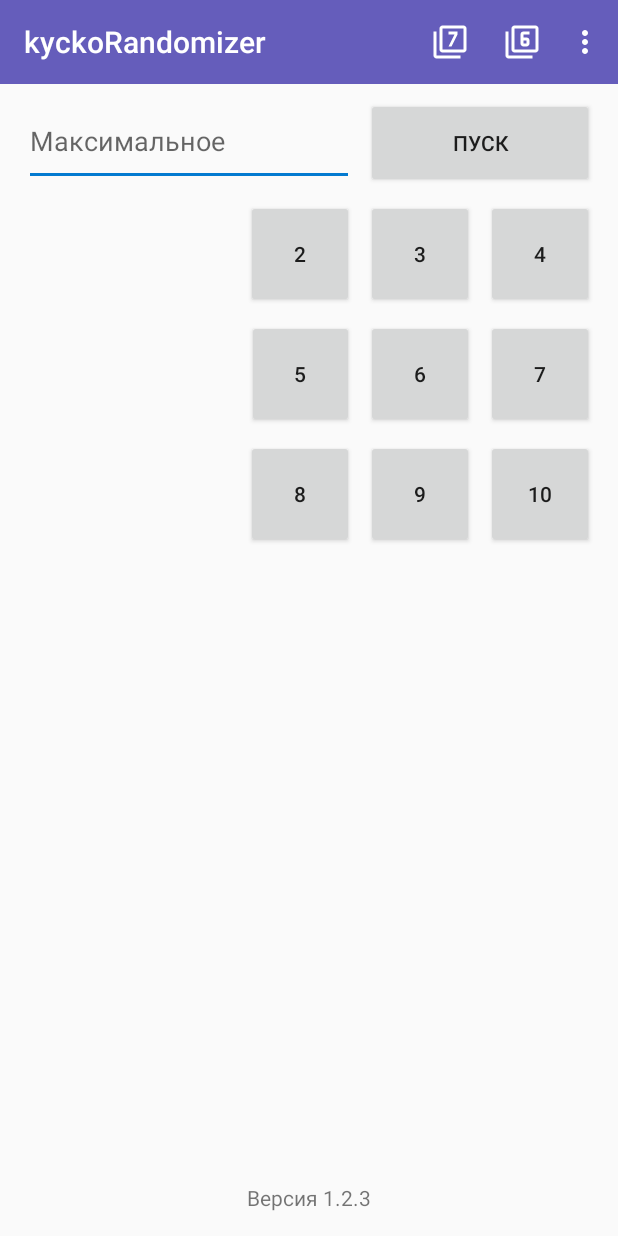
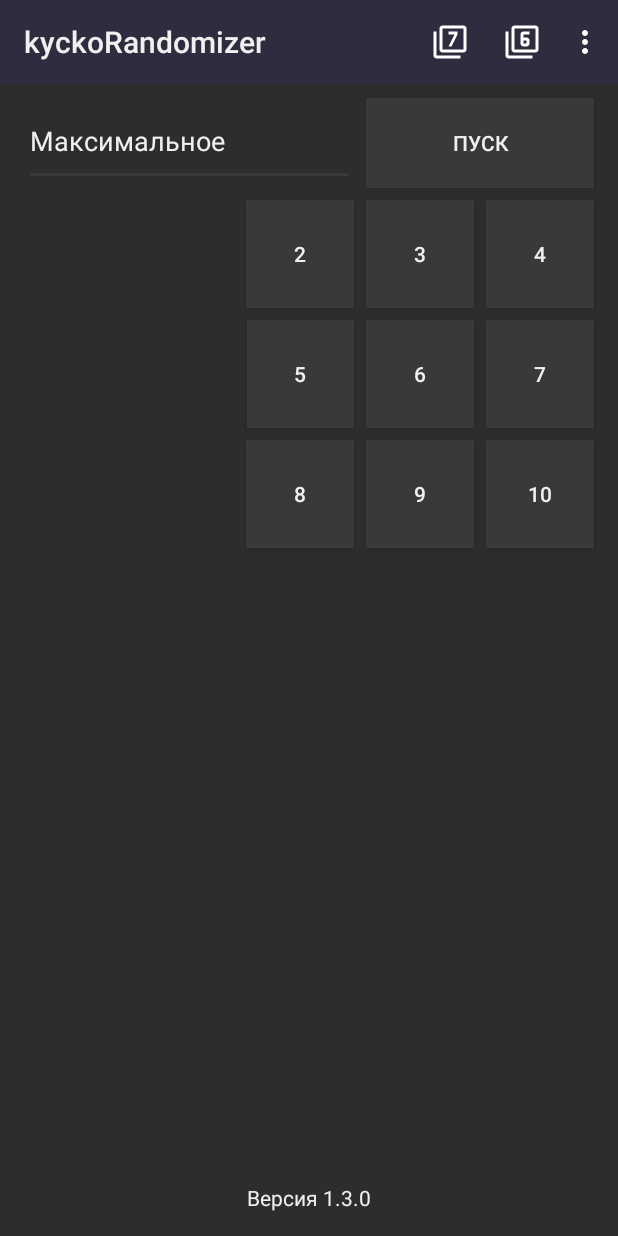
Before and after one commit to Kycko/kyckoRandomizer, an Android app: the screen it shows after launch (MainActivity), on a phone screen of 412 x 824 dp. Run offline under Robolectric (Android 15) with nearby library versions, the phone set to English and light mode, and no system bars.

Commit message:
dark colors! v. 1.3.0

```diff
--- a/app/src/main/res/layout/activity_int_randomizer_result.xml
+++ b/app/src/main/res/layout/activity_int_randomizer_result.xml
@@ -17,7 +17,7 @@
         android:layout_marginTop="72dp"
         android:fontFamily="@font/ubuntu_condensed_regular"
         android:text="0"
-        android:textColor="@color/colorLightBlue"
+        android:textColor="@color/text_color_primary"
         android:textSize="120sp"
         app:layout_constraintEnd_toEndOf="parent"
         app:layout_constraintStart_toStartOf="parent"
@@ -30,6 +30,7 @@
         android:layout_marginEnd="16dp"
         android:layout_marginStart="16dp"
         android:layout_marginTop="8dp"
+        android:background="@color/colorAccent"
         android:fontFamily="@font/ubuntu_condensed_regular"
         android:onClick="buttonIntRandomizerResultRefreshPressed"
         android:text="@string/button_int_randomizer_result_refresh"
--- a/app/src/main/res/layout/activity_main.xml
+++ b/app/src/main/res/layout/activity_main.xml
@@ -15,12 +15,13 @@
         android:id="@+id/input_max_num"
         android:layout_width="0dp"
         android:layout_height="60dp"
-        android:layout_marginEnd="8dp"
         android:layout_marginStart="16dp"
         android:layout_marginTop="8dp"
+        android:layout_marginEnd="8dp"
         android:ems="10"
         android:hint="@string/input_max_num__hint"
         android:inputType="number"
+        android:textColorHint="@color/text_color_primary"
         app:layout_constraintEnd_toStartOf="@+id/button_get_from_input"
         app:layout_constraintStart_toStartOf="parent"
         app:layout_constraintTop_toBottomOf="@+id/toolbar" />
@@ -30,6 +31,7 @@
         android:layout_width="152dp"
         android:layout_height="60dp"
         android:layout_marginEnd="16dp"
+        android:background="@color/colorAccent"
         android:onClick="buttonGetFromInputPressed"
         android:text="@string/go_and_start"
         app:layout_constraintBaseline_toBaselineOf="@+id/input_max_num"
@@ -41,6 +43,7 @@
         android:layout_height="72dp"
         android:layout_marginEnd="8dp"
         android:layout_marginTop="8dp"
+        android:background="@color/colorAccent"
         android:onClick="NumButtonPressed"
         android:text="2"
         app:layout_constraintEnd_toStartOf="@+id/button3"
@@ -51,6 +54,7 @@
         android:layout_width="72dp"
         android:layout_height="72dp"
         android:layout_marginEnd="8dp"
+        android:background="@color/colorAccent"
         android:onClick="NumButtonPressed"
         android:text="3"
         app:layout_constraintBaseline_toBaselineOf="@+id/button2"
@@ -61,6 +65,7 @@
         android:layout_width="72dp"
         android:layout_height="72dp"
         android:layout_marginEnd="16dp"
+        android:background="@color/colorAccent"
         android:onClick="NumButtonPressed"
         android:text="4"
         app:layout_constraintBaseline_toBaselineOf="@+id/button3"
@@ -72,6 +77,7 @@
         android:layout_height="72dp"
         android:layout_marginEnd="8dp"
         android:layout_marginTop="8dp"
+        android:background="@color/colorAccent"
         android:onClick="NumButtonPressed"
         android:text="5"
         app:layout_constraintEnd_toStartOf="@+id/button6"
@@ -82,6 +88,7 @@
         android:layout_width="72dp"
         android:layout_height="72dp"
         android:layout_marginEnd="8dp"
+        android:background="@color/colorAccent"
         android:onClick="NumButtonPressed"
         android:text="6"
         app:layout_constraintBaseline_toBaselineOf="@+id/button5"
@@ -92,6 +99,7 @@
         android:layout_width="72dp"
         android:layout_height="72dp"
         android:layout_marginEnd="16dp"
+        android:background="@color/colorAccent"
         android:onClick="NumButtonPressed"
         android:text="7"
         app:layout_constraintBaseline_toBaselineOf="@+id/button6"
@@ -103,6 +111,7 @@
         android:layout_height="72dp"
         android:layout_marginEnd="8dp"
         android:layout_marginTop="8dp"
+        android:background="@color/colorAccent"
         android:onClick="NumButtonPressed"
         android:text="8"
         app:layout_constraintEnd_toStartOf="@+id/button9"
@@ -113,6 +122,7 @@
         android:layout_width="72dp"
         android:layout_height="72dp"
         android:layout_marginEnd="8dp"
+        android:background="@color/colorAccent"
         android:onClick="NumButtonPressed"
         android:text="9"
         app:layout_constraintBaseline_toBaselineOf="@+id/button8"
@@ -123,6 +133,7 @@
         android:layout_width="72dp"
         android:layout_height="72dp"
         android:layout_marginEnd="16dp"
+        android:background="@color/colorAccent"
         android:onClick="NumButtonPressed"
         android:text="10"
         app:layout_constraintBaseline_toBaselineOf="@+id/button9"
@@ -134,6 +145,7 @@
         android:layout_height="wrap_content"
         android:layout_marginBottom="16dp"
         android:text="@string/version_lbl"
+        android:textColor="@color/text_color_primary"
         app:layout_constraintBottom_toBottomOf="parent"
         app:layout_constraintEnd_toEndOf="parent"
         app:layout_constraintStart_toStartOf="parent" />
--- a/app/src/main/res/layout/toolbar.xml
+++ b/app/src/main/res/layout/toolbar.xml
@@ -1,9 +1,10 @@
 <?xml version="1.0" encoding="utf-8"?>
 <android.support.v7.widget.Toolbar xmlns:android="http://schemas.android.com/apk/res/android"
     xmlns:app="http://schemas.android.com/apk/res-auto"
+    android:id="@+id/toolbar"
     android:layout_width="match_parent"
     android:layout_height="?android:actionBarSize"
-    android:id="@+id/toolbar"
     android:background="@color/colorPrimary"
+    android:theme="@style/ThemeOverlay.AppCompat.Dark.ActionBar"
     app:title="@string/app_name"
-    android:theme="@style/ThemeOverlay.AppCompat.Dark.ActionBar"/>
+    app:titleTextColor="@color/text_color_primary" />
--- a/app/src/main/res/values/colors.xml
+++ b/app/src/main/res/values/colors.xml
@@ -1,7 +1,9 @@
 <?xml version="1.0" encoding="utf-8"?>
 <resources>
-    <color name="colorPrimary">#655dbb</color>
-    <color name="colorPrimaryDark">#423c7c</color>
-    <color name="colorAccent">#037ad0</color>
+    <color name="colorPrimary">#2e2d40</color>
+    <color name="colorPrimaryDark">#292737</color>
+    <color name="colorAccent">#393939</color>
     <color name="colorLightBlue">#2e265b</color>
+    <color name="background_material_light">#2d2d2d</color>
+    <color name="text_color_primary">#f0f0f0</color>
 </resources>
--- a/app/src/main/res/values/strings.xml
+++ b/app/src/main/res/values/strings.xml
@@ -7,5 +7,5 @@
     <string name="int_randomizer_result_title">В диапазоне [1:%1$s]</string>
     <string name="go_back_text">Назад</string>
     <string name="title_diapasone">В диапазоне [1:%1$s]</string>
-    <string name="version_lbl">Версия 1.2.3</string>
+    <string name="version_lbl">Версия 1.3.0</string>
 </resources>
--- a/app/src/main/res/values/styles.xml
+++ b/app/src/main/res/values/styles.xml
@@ -6,6 +6,8 @@
         <item name="colorPrimary">@color/colorPrimary</item>
         <item name="colorPrimaryDark">@color/colorPrimaryDark</item>
         <item name="colorAccent">@color/colorAccent</item>
+        <item name="android:colorBackground">@color/background_material_light</item>
+        <item name="android:textColorPrimary">@color/text_color_primary</item>
     </style>
 
 </resources>
```
